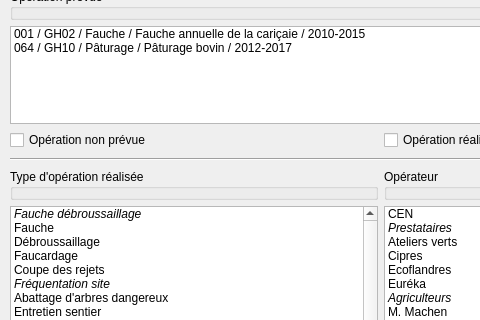
Before: the Qt Designer form ui_operation.ui in VincentD/bdtravaux, drawn with Qt 5; both pictures show x 0 to 480 and y 181 to 501 of the 766 by 793 pixel window.
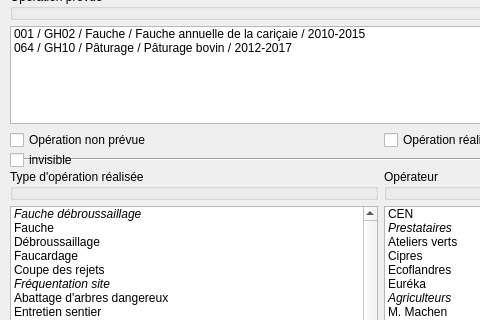
After: the same form once the commit is applied.

Commit message: TRavail sur opérations nin prévues. Pb boutons à cocher.

Patch:
```diff
--- a/ui_operation.ui
+++ b/ui_operation.ui
@@ -243,6 +243,25 @@
     <enum>Qt::Horizontal</enum>
    </property>
   </widget>
+  <widget class="QCheckBox" name="chx_invisible">
+   <property name="enabled">
+    <bool>true</bool>
+   </property>
+   <property name="geometry">
+    <rect>
+     <x>10</x>
+     <y>330</y>
+     <width>97</width>
+     <height>22</height>
+    </rect>
+   </property>
+   <property name="text">
+    <string>invisible</string>
+   </property>
+   <attribute name="buttonGroup">
+    <string notr="true">grp_np_avtpg</string>
+   </attribute>
+  </widget>
   <widget class="QWidget" name="">
    <property name="geometry">
     <rect>
```
Left out of the diff: 9 changed lines with no effect on the pictures. The commit also changes 1 other file.
